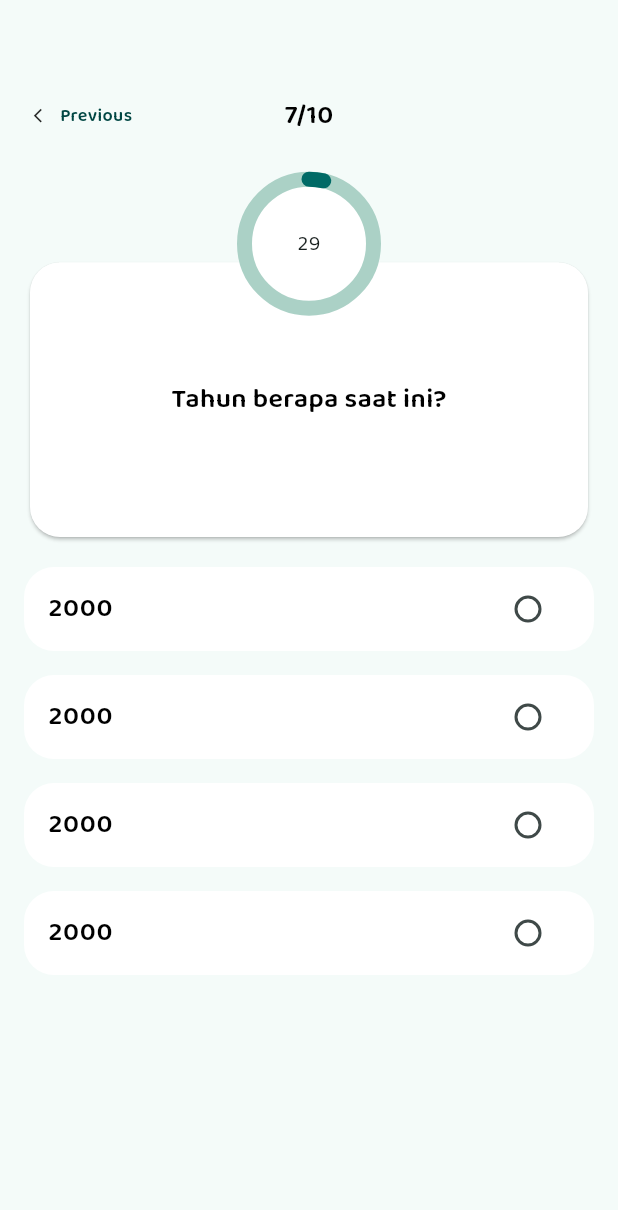
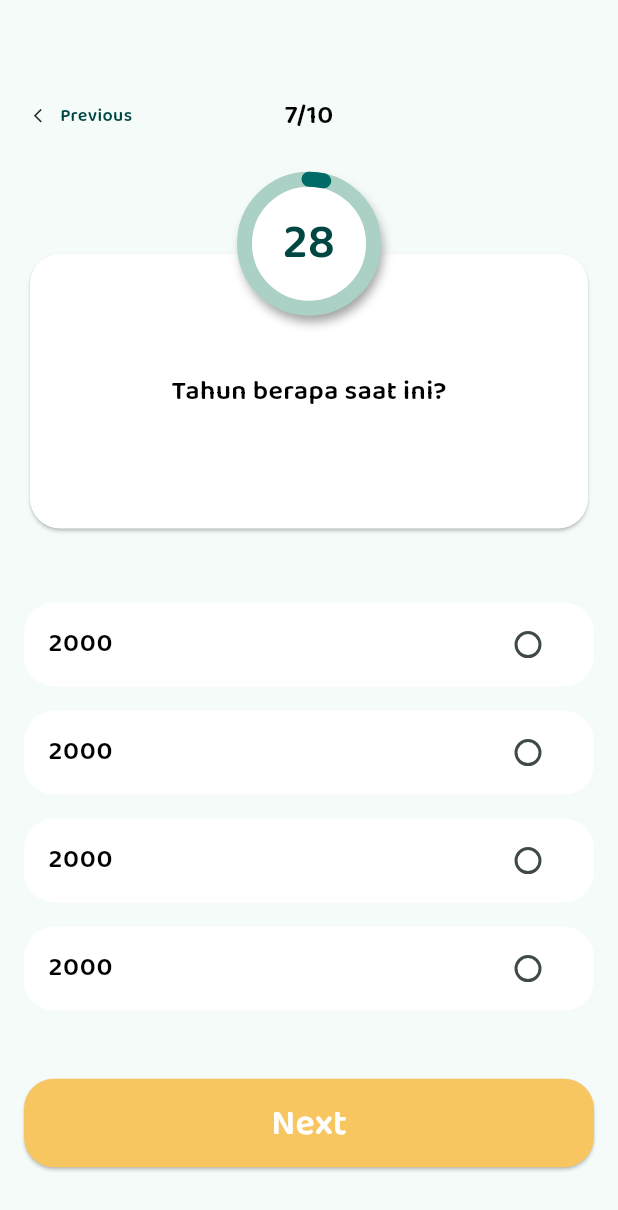
Before and after one commit to ssygnrchm/quiz_app, a Flutter app: the screen it shows after launch, after a tap on "Start", on a phone screen of 412 x 824 dp. Shown: the top 1210 px of the screen. Run offline on Flutter 3.47's test engine with Material 3 defaults, Android fonts, the phone set to English and light mode, and no system bars.

```diff
--- /dev/null
+++ b/lib/data/model/option_model.dart
@@ -0,0 +1,5 @@
+import 'package:quiz_app/domain/entities/option.dart';
+
+class OptionModel extends Option {
+  OptionModel({required super.id, required super.title, required super.answer});
+}
--- a/lib/presentation/pages/login_page.dart
+++ b/lib/presentation/pages/login_page.dart
@@ -25,14 +25,14 @@ class _LoginPageState extends State<LoginPage> {
           ),
         ),
         child: Column(
-          // mainAxisAlignment: MainAxisAlignment.center,
+          mainAxisAlignment: MainAxisAlignment.spaceEvenly,
           children: [
-            sizedBox(height: MediaQuery.sizeOf(context).height / 5),
+            // sizedBox(height: MediaQuery.sizeOf(context).height / 5),
             Row(
               mainAxisAlignment: MainAxisAlignment.center,
               children: [Image.asset("assets/images/circle_logo.png")],
             ),
-            sizedBox(height: MediaQuery.sizeOf(context).height / 7),
+            // sizedBox(height: MediaQuery.sizeOf(context).height / 7),
             Column(
               spacing: 10,
               children: [
@@ -67,7 +67,7 @@ class _LoginPageState extends State<LoginPage> {
                 ),
               ],
             ),
-            sizedBox(height: MediaQuery.sizeOf(context).height / 5),
+            // sizedBox(height: MediaQuery.sizeOf(context).height / 5),
             CustomButton(
               title: "Start",
               onPressed: () {
--- a/lib/presentation/pages/main_page.dart
+++ b/lib/presentation/pages/main_page.dart
@@ -1,6 +1,8 @@
 import 'dart:async';
 
 import 'package:flutter/material.dart';
+import 'package:quiz_app/presentation/widgets/custom_button.dart';
+import 'package:quiz_app/presentation/widgets/custom_text.dart';
 
 class MainPage extends StatefulWidget {
   const MainPage({super.key});
@@ -15,8 +17,9 @@ class _MainPageState extends State<MainPage> with TickerProviderStateMixin {
   // bool _showCircle = true;
 
   Timer? timer;
-  static const maxSecond = 30;
+  static const maxSecond = 29;
   int second = maxSecond;
+  bool isTimerRunning = true;
 
   void startTimer() {
     timer = Timer.periodic(Duration(seconds: 1), (timer) {
@@ -24,6 +27,8 @@ class _MainPageState extends State<MainPage> with TickerProviderStateMixin {
         if (second == 0) {
           setState(() {
             timer.cancel();
+            isTimerRunning = false;
+            controller.stop();
             // _showCircle = !_showCircle;
           });
         } else {
@@ -53,6 +58,7 @@ class _MainPageState extends State<MainPage> with TickerProviderStateMixin {
   void dispose() {
     // TODO: implement dispose
     controller.dispose();
+    timer?.cancel();
     super.dispose();
   }
 
@@ -65,6 +71,7 @@ class _MainPageState extends State<MainPage> with TickerProviderStateMixin {
           Padding(
             padding: const EdgeInsets.symmetric(vertical: 64, horizontal: 16),
             child: Column(
+              // mainAxisAlignment: MainAxisAlignment.spaceBetween,
               children: [
                 Row(
                   children: [
@@ -103,9 +110,10 @@ class _MainPageState extends State<MainPage> with TickerProviderStateMixin {
                 Stack(
                   children: [
                     Column(
+                      mainAxisAlignment: MainAxisAlignment.spaceEvenly,
                       children: [
                         sizedBox(
-                          height: MediaQuery.sizeOf(context).height / 16,
+                          height: MediaQuery.sizeOf(context).height / 18,
                         ),
                         Card(
                           shape: RoundedRectangleBorder(
@@ -137,22 +145,34 @@ class _MainPageState extends State<MainPage> with TickerProviderStateMixin {
                         decoration: BoxDecoration(
                           shape: BoxShape.circle,
                           color: Colors.white,
+                          boxShadow: [
+                            BoxShadow(
+                              offset: Offset(2, 5),
+                              color: Colors.grey,
+                              blurRadius: 5.0,
+                              spreadRadius: 4.0,
+                            ),
+                          ],
                         ),
-                        child: Center(child: Text(second.toString())),
+                        child: Center(
+                          child: CustomText(
+                            title: second.toString(),
+                            fcolor: Color.fromARGB(255, 0, 70, 67),
+                            fsize: 32,
+                          ),
+                        ),
                       ),
                     ),
                     Align(
                       alignment: Alignment.topCenter,
                       child: CircularProgressIndicator(
-                        value: controller.value,
+                        value: isTimerRunning ? controller.value : 0.0,
                         strokeWidth: 10,
                         strokeCap: StrokeCap.round,
-                        backgroundColor: const Color.fromARGB(
-                          255,
-                          171,
-                          209,
-                          198,
-                        ),
+                        backgroundColor:
+                            isTimerRunning
+                                ? const Color.fromARGB(255, 171, 209, 198)
+                                : const Color.fromARGB(255, 0, 70, 67),
                         constraints: BoxConstraints(
                           minHeight: 86,
                           minWidth: 86,
@@ -161,6 +181,7 @@ class _MainPageState extends State<MainPage> with TickerProviderStateMixin {
                     ),
                   ],
                 ),
+                sizedBox(height: MediaQuery.sizeOf(context).height / 28),
                 ListView.builder(
                   padding: EdgeInsets.symmetric(vertical: 8),
                   shrinkWrap: true,
@@ -191,6 +212,8 @@ class _MainPageState extends State<MainPage> with TickerProviderStateMixin {
                     );
                   },
                 ),
+                sizedBox(height: MediaQuery.sizeOf(context).height / 28),
+                CustomButton(title: 'Next', onPressed: () {}),
               ],
             ),
           ),
--- a/lib/presentation/widgets/custom_button.dart
+++ b/lib/presentation/widgets/custom_button.dart
@@ -17,7 +17,7 @@ class CustomButton extends StatelessWidget {
         minimumSize: Size(MediaQuery.sizeOf(context).width, 59),
       ),
       onPressed: onPressed,
-      child: CustomText(string: title, fsize: 24, fweight: FontWeight.w600),
+      child: CustomText(title: title, fsize: 24, fweight: FontWeight.w600),
     );
   }
 }
--- a/lib/presentation/widgets/custom_text.dart
+++ b/lib/presentation/widgets/custom_text.dart
@@ -1,23 +1,23 @@
-// ignore_for_file: public_member_api_docs, sort_constructors_first
 import 'package:flutter/material.dart';
 
 class CustomText extends StatelessWidget {
+  final String title;
+  final double? fsize;
+  final FontWeight? fweight;
+  final Color? fcolor;
+
   const CustomText({
     super.key,
-    required this.string,
-    double? fsize,
-    FontWeight? fweight,
-    Color? fcolor,
+    required this.title,
+    this.fsize = 18,
+    this.fweight = FontWeight.w600,
+    this.fcolor = Colors.white,
   });
-  final String string;
-  final double? fsize = 18;
-  final FontWeight? fweight = FontWeight.normal;
-  final Color? fcolor = Colors.white;
 
   @override
   Widget build(BuildContext context) {
     return Text(
-      string,
+      title,
       style: TextStyle(fontSize: fsize, fontWeight: fweight, color: fcolor),
     );
   }
```
Also changed, not shown: lib/domain/entities/option.dart (added, +47 -0 lines).
